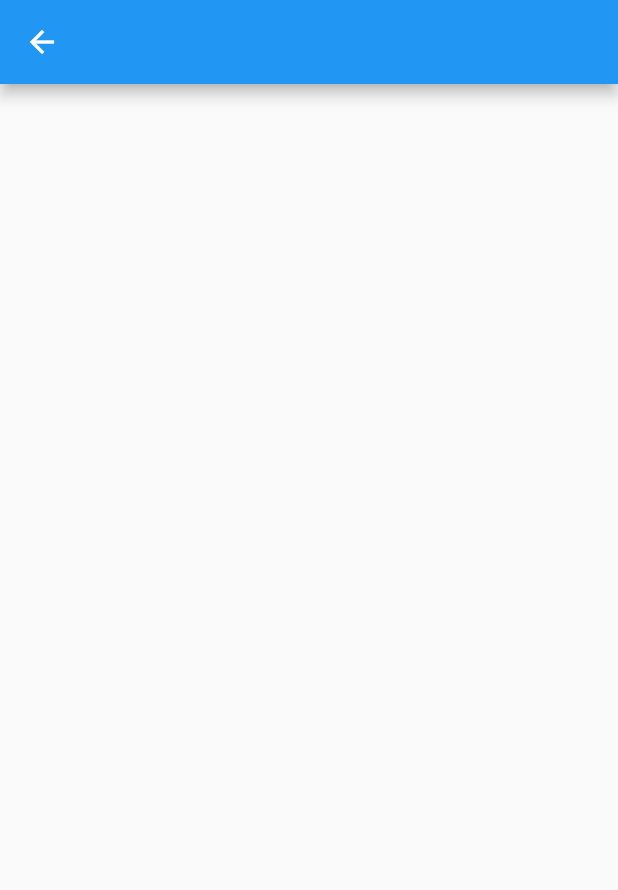
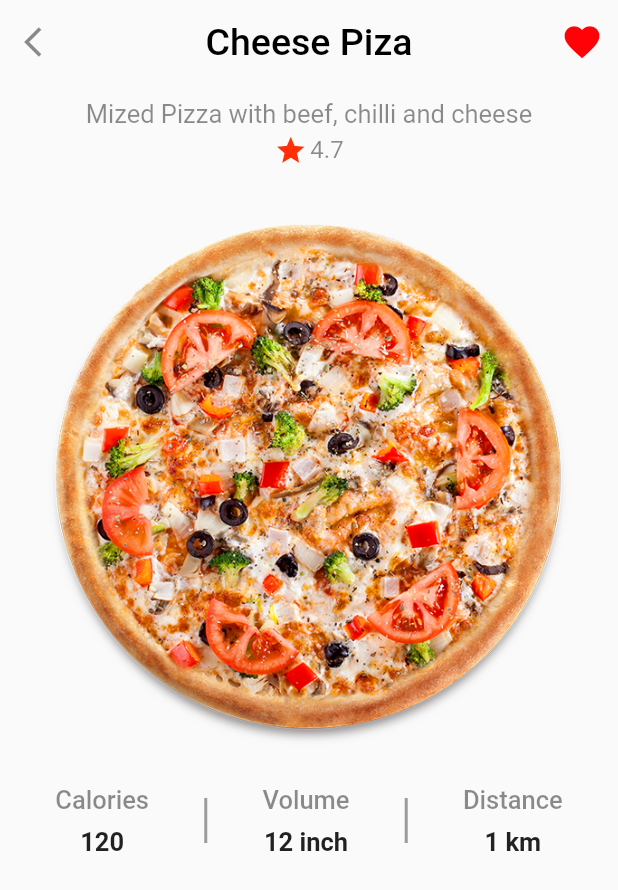
Before and after one commit to caneto/ui_user_order_food, a Flutter app: the ItemScreen screen opened by its route, on a phone screen of 412 x 824 dp. Shown: the top 890 px of the screen. Run offline on Flutter 3.47's test engine with Material 2 defaults, Android fonts, the phone set to English and light mode, and no system bars.

Commit message:
Atualização

```diff
--- a/uiuserorderfood/lib/ui/home_screen.dart
+++ b/uiuserorderfood/lib/ui/home_screen.dart
@@ -128,7 +128,9 @@ class HomeScreen extends StatelessWidget {
                   ),
                 ),
                 InkWell(
-                  onTap: () {},
+                  onTap: () {
+                    Navigator.of(context).pushNamed('/item');
+                  },
                   child: Container(
                     padding: const EdgeInsets.all(15),
                     decoration: BoxDecoration(
--- a/uiuserorderfood/lib/ui/item_screen.dart
+++ b/uiuserorderfood/lib/ui/item_screen.dart
@@ -1,14 +1,165 @@
 import 'package:flutter/material.dart';
 
 class ItemScreen extends StatelessWidget {
+  const ItemScreen({Key? key}) : super(key: key);
 
-  const ItemScreen({ Key? key }) : super(key: key);
-
-   @override
-   Widget build(BuildContext context) {
-       return Scaffold(
-           appBar: AppBar(title: const Text(''),),
-           body: Container(),
-       );
+  @override
+  Widget build(BuildContext context) {
+    return Scaffold(
+      appBar: AppBar(
+        backgroundColor: Colors.transparent,
+        elevation: 0,
+        centerTitle: true,
+        leading: InkWell(
+          onTap: () => Navigator.pop(context),
+          child: const Icon(
+            Icons.arrow_back_ios,
+            color: Colors.black45,
+          ),
+        ),
+        title: const Text(
+          'Cheese Piza',
+          style: TextStyle(
+            color: Colors.black,
+            fontSize: 25,
+          ),
+        ),
+        actions: const [
+          Padding(
+            padding: EdgeInsets.only(right: 10),
+            child: Icon(
+              Icons.favorite,
+              color: Color(0xFFFF0208),
+              size: 28,
+            ),
+          )
+        ],
+      ),
+      body: SingleChildScrollView(
+        child: Column(
+          children: [
+            const SizedBox(
+              height: 10,
+            ),
+            const Text(
+              'Mized Pizza with beef, chilli and cheese',
+              style: TextStyle(
+                color: Colors.black45,
+                fontSize: 17,
+              ),
+              textAlign: TextAlign.center,
+            ),
+            const SizedBox(
+              height: 3,
+            ),
+            Row(
+              mainAxisAlignment: MainAxisAlignment.center,
+              children: const [
+                Icon(
+                  Icons.star,
+                  color: Color(0xFFFF2F08),
+                  size: 22,
+                ),
+                SizedBox(
+                  width: 2,
+                ),
+                Text(
+                  '4.7',
+                  style: TextStyle(
+                    color: Colors.black45,
+                    fontSize: 16,
+                  ),
+                ),
+              ],
+            ),
+            Padding(
+              padding: const EdgeInsets.all(25),
+              child: Image.asset('images/Pizza.png'),
+            ),
+            Row(
+              mainAxisAlignment: MainAxisAlignment.spaceEvenly,
+              children: [
+                Column(
+                  children: const [
+                    Text(
+                      'Calories',
+                      style: TextStyle(
+                        fontSize: 17,
+                        color: Colors.black45,
+                        fontWeight: FontWeight.w500,
+                      ),
+                    ),
+                    SizedBox(
+                      height: 8,
+                    ),
+                    Text(
+                      '120',
+                      style: TextStyle(
+                        fontSize: 17,
+                        fontWeight: FontWeight.bold,
+                      ),
+                    ),
+                  ],
+                ),
+                Container(
+                  height: 30,
+                  width: 2,
+                  color: Colors.black38,
+                ),
+                Column(
+                  children: const [
+                    Text(
+                      'Volume',
+                      style: TextStyle(
+                        fontSize: 17,
+                        color: Colors.black45,
+                        fontWeight: FontWeight.w500,
+                      ),
+                    ),
+                    SizedBox(
+                      height: 8,
+                    ),
+                    Text(
+                      '12 inch',
+                      style: TextStyle(
+                        fontSize: 17,
+                        fontWeight: FontWeight.bold,
+                      ),
+                    ),
+                  ],
+                ),
+                Container(
+                  height: 30,
+                  width: 2,
+                  color: Colors.black38,
+                ),
+                Column(
+                  children: const [
+                    Text(
+                      'Distance',
+                      style: TextStyle(
+                        fontSize: 17,
+                        color: Colors.black45,
+                        fontWeight: FontWeight.w500,
+                      ),
+                    ),
+                    SizedBox(
+                      height: 8,
+                    ),
+                    Text(
+                      '1 km',
+                      style: TextStyle(
+                        fontSize: 17,
+                        fontWeight: FontWeight.bold,
+                      ),
+                    ),
+                  ],
+                ),
+              ],
+            )
+          ],
+        ),
+      ),
+    );
   }
 }
```
